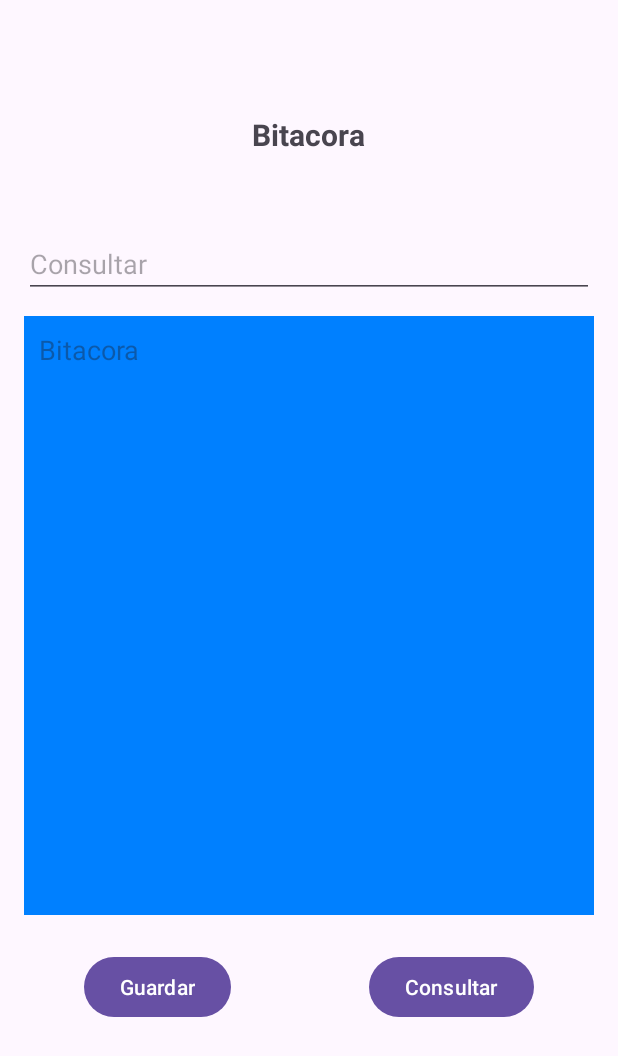
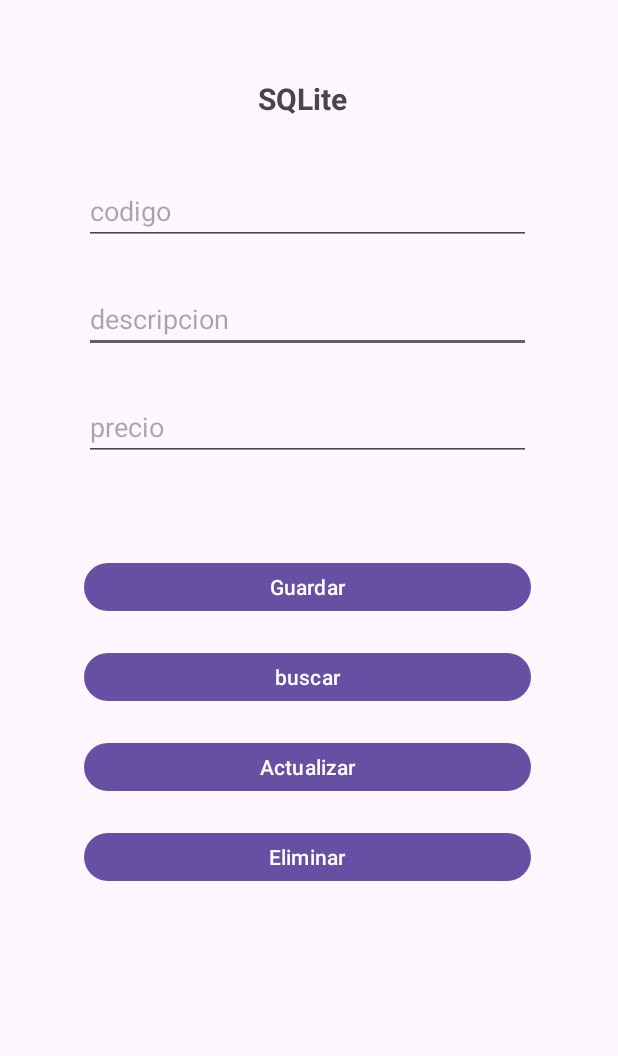
Before and after one commit to jotaalvarezz/androidStudio_apps, an Android app: the screen it shows after launch (MainActivity), on a phone screen of 412 x 824 dp. Shown: the top 1056 px of the screen. Run offline under Robolectric (Android 15) with nearby library versions, the phone set to English and light mode, and no system bars.

Commit message:
crud finalizado

```diff
--- a/app/src/main/res/layout/activity_main.xml
+++ b/app/src/main/res/layout/activity_main.xml
@@ -7,65 +7,95 @@
     android:layout_height="match_parent"
     tools:context=".MainActivity">
 
-    <EditText
-        android:id="@+id/text_mul"
-        android:layout_width="380dp"
-        android:layout_height="399dp"
-        android:layout_marginStart="16dp"
-        android:layout_marginTop="12dp"
-        android:background="#0080FF"
-        android:ems="10"
-        android:gravity="start|top"
-        android:hint="@string/text_mul"
-        android:padding="10dp"
-        android:textColor="#FFFFFF"
-        android:textSize="18dp"
-        app:layout_constraintStart_toStartOf="parent"
-        app:layout_constraintTop_toBottomOf="@+id/text_search" />
-
-    <Button
-        android:id="@+id/button"
-        android:layout_width="wrap_content"
-        android:layout_height="wrap_content"
-        android:layout_marginStart="56dp"
-        android:layout_marginTop="24dp"
-        android:onClick="save"
-        android:text="@string/btn_save"
-        app:layout_constraintStart_toStartOf="parent"
-        app:layout_constraintTop_toBottomOf="@+id/text_mul" />
-
     <TextView
         android:id="@+id/textView"
         android:layout_width="wrap_content"
         android:layout_height="wrap_content"
-        android:layout_marginStart="168dp"
-        android:layout_marginTop="76dp"
+        android:layout_marginStart="172dp"
+        android:layout_marginTop="52dp"
         android:text="@string/txt_title"
         android:textSize="20dp"
         android:textStyle="bold"
         app:layout_constraintStart_toStartOf="parent"
         app:layout_constraintTop_toTopOf="parent" />
 
-    <Button
-        android:id="@+id/button2"
-        android:layout_width="wrap_content"
-        android:layout_height="wrap_content"
-        android:layout_marginTop="24dp"
-        android:layout_marginEnd="56dp"
-        android:onClick="search"
-        android:text="@string/btn_search"
-        app:layout_constraintEnd_toEndOf="parent"
-        app:layout_constraintTop_toBottomOf="@+id/text_mul" />
+    <EditText
+        android:id="@+id/text_description"
+        android:layout_width="298dp"
+        android:layout_height="40dp"
+        android:layout_marginStart="56dp"
+        android:layout_marginTop="32dp"
+        android:ems="10"
+        android:hint="@string/txt_description"
+        android:inputType="text"
+        app:layout_constraintStart_toStartOf="parent"
+        app:layout_constraintTop_toBottomOf="@+id/text_code" />
 
     <EditText
-        android:id="@+id/text_search"
-        android:layout_width="380dp"
-        android:layout_height="43dp"
-        android:layout_marginStart="16dp"
-        android:layout_marginTop="52dp"
+        android:id="@+id/text_price"
+        android:layout_width="298dp"
+        android:layout_height="40dp"
+        android:layout_marginStart="56dp"
+        android:layout_marginTop="32dp"
         android:ems="10"
-        android:hint="@string/btn_search"
+        android:hint="@string/txt_price"
         android:inputType="text"
+        app:layout_constraintStart_toStartOf="parent"
+        app:layout_constraintTop_toBottomOf="@+id/text_description" />
+
+    <Button
+        android:id="@+id/button"
+        android:layout_width="298dp"
+        android:layout_height="40dp"
+        android:layout_marginStart="56dp"
+        android:layout_marginTop="64dp"
+        android:onClick="save"
+        android:text="@string/btn_save"
+        app:layout_constraintStart_toStartOf="parent"
+        app:layout_constraintTop_toBottomOf="@+id/text_price" />
+
+    <Button
+        android:id="@+id/button3"
+        android:layout_width="298dp"
+        android:layout_height="40dp"
+        android:layout_marginStart="56dp"
+        android:layout_marginTop="20dp"
+        android:onClick="show"
+        android:text="@string/btn_show"
+        app:layout_constraintStart_toStartOf="parent"
+        app:layout_constraintTop_toBottomOf="@+id/button" />
+
+    <Button
+        android:id="@+id/button4"
+        android:layout_width="298dp"
+        android:layout_height="40dp"
+        android:layout_marginStart="56dp"
+        android:layout_marginTop="20dp"
+        android:onClick="update"
+        android:text="@string/btn_update"
+        app:layout_constraintStart_toStartOf="parent"
+        app:layout_constraintTop_toBottomOf="@+id/button3" />
+
+    <Button
+        android:id="@+id/button5"
+        android:layout_width="298dp"
+        android:layout_height="40dp"
+        android:layout_marginStart="56dp"
+        android:layout_marginTop="20dp"
+        android:onClick="destroy"
+        android:text="@string/btn_delete"
+        app:layout_constraintStart_toStartOf="parent"
+        app:layout_constraintTop_toBottomOf="@+id/button4" />
+
+    <EditText
+        android:id="@+id/text_code"
+        android:layout_width="298dp"
+        android:layout_height="40dp"
+        android:layout_marginStart="56dp"
+        android:layout_marginTop="44dp"
+        android:ems="10"
+        android:hint="@string/txt_code"
+        android:inputType="number"
         app:layout_constraintStart_toStartOf="parent"
         app:layout_constraintTop_toBottomOf="@+id/textView" />
 </androidx.constraintlayout.widget.ConstraintLayout>
--- a/app/src/main/res/values/strings.xml
+++ b/app/src/main/res/values/strings.xml
@@ -1,8 +1,11 @@
 <resources>
     <string name="app_name">My Application</string>
-    <string name="text_mul">Bitacora</string>
+    <string name="txt_title">SQLite</string>
+    <string name="txt_code">codigo</string>
+    <string name="txt_price">precio</string>
+    <string name="txt_description">descripcion</string>
     <string name="btn_save">Guardar</string>
-    <string name="btn_search">Consultar</string>
-    <string name="txt_title">Bitacora</string>
-    <string name="txt_search">nombre</string>
+    <string name="btn_show">buscar</string>
+    <string name="btn_update">Actualizar</string>
+    <string name="btn_delete">Eliminar</string>
 </resources>
```
Also changed, not shown: app/src/main/java/com/example/myapplication/AdminSQLiteOpenHelper.java (added, +23 -0 lines), app/src/main/java/com/example/myapplication/MainActivity.java (+90 -47 lines).
